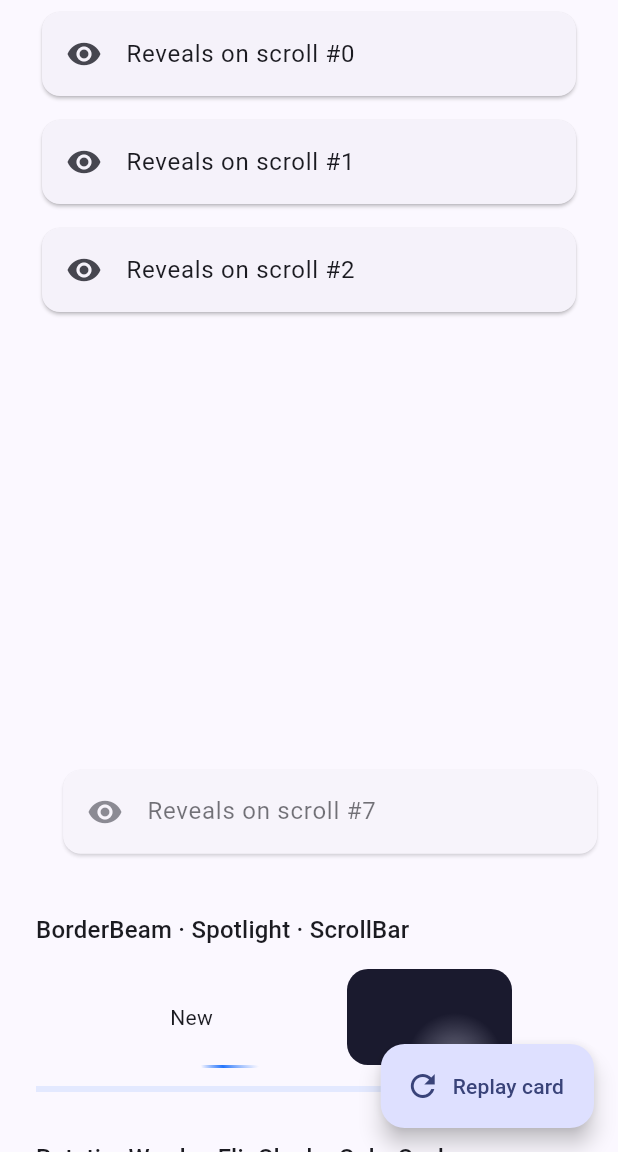
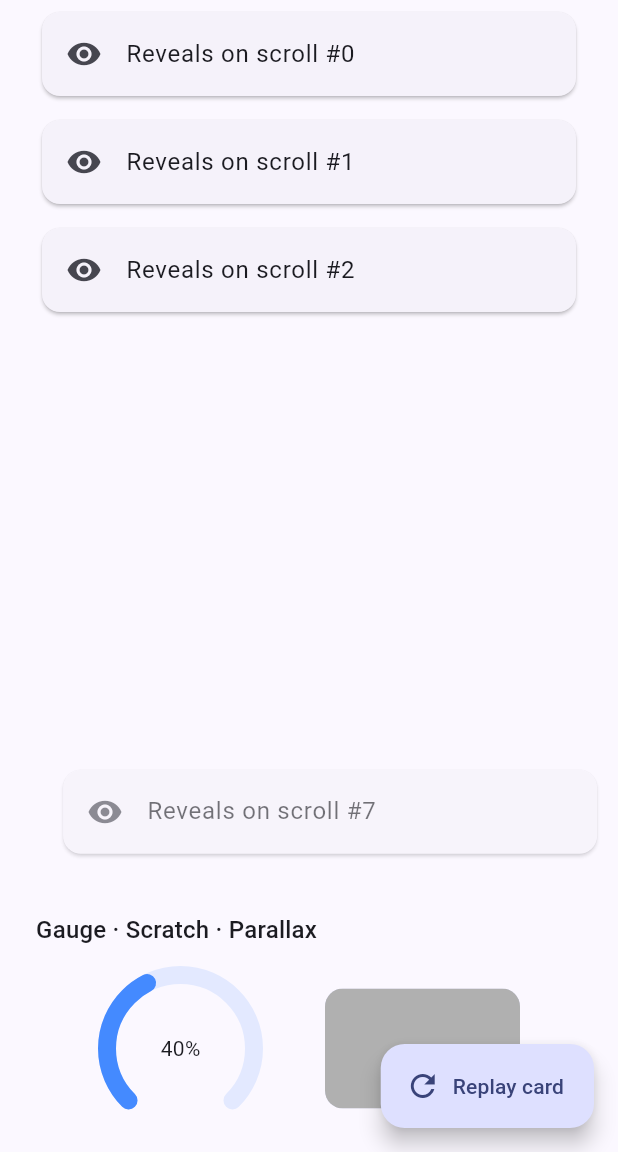
Before and after one commit to m7hamed-dev/save_points_animations, a Flutter app: the screen it shows after launch, scrolled down 2304 dp, on a phone screen of 412 x 824 dp, the part 84-1236 px from its top. Run offline on Flutter 3.47's test engine with Material 3 defaults, Android fonts, the phone set to English and light mode, and no system bars.

Commit message:
Release v0.26.0: Introduced new components including FxGauge for animated speedometers, FxScratchCard for drag-to-reveal interactions, and FxParallaxLayers for 3D depth effects. Updated CHANGELOG and README to document these features, and modified example app to showcase the new widgets. Updated version number in pubspec.yaml and pubspec.lock.

````diff
--- a/example/lib/main.dart
+++ b/example/lib/main.dart
@@ -406,6 +406,69 @@ class _HomeScreenState extends State<HomeScreen> {
                   title: Text('Reveals on scroll #$i'),
                 ),
               ).animate(autoPlay: false).fadeIn().slideX(0.1).onVisible(),
+            ),
+          ),
+
+          const SizedBox(height: 32),
+          Text(
+            'Gauge · Scratch · Parallax',
+            style: theme.textTheme.titleMedium,
+          ),
+          const SizedBox(height: 12),
+
+          Row(
+            mainAxisAlignment: MainAxisAlignment.spaceEvenly,
+            children: [
+              FxGauge(
+                value: _progress,
+                size: 110,
+                child: Text('${(_progress * 100).round()}%'),
+              ),
+              ClipRRect(
+                borderRadius: BorderRadius.circular(12),
+                child: SizedBox(
+                  width: 130,
+                  height: 80,
+                  child: FxScratchCard(
+                    child: ColoredBox(
+                      color: theme.colorScheme.primaryContainer,
+                      child: const Center(child: Text('You won! 🎁')),
+                    ),
+                  ),
+                ),
+              ),
+            ],
+          ),
+          const SizedBox(height: 12),
+          Center(
+            child: SizedBox(
+              width: 200,
+              height: 100,
+              child: FxParallaxLayers(
+                layers: [
+                  FxParallaxLayer(
+                    depth: 0.3,
+                    child: DecoratedBox(
+                      decoration: BoxDecoration(
+                        color: Colors.indigo.shade200,
+                        borderRadius: BorderRadius.circular(16),
+                      ),
+                    ),
+                  ),
+                  const FxParallaxLayer(
+                    depth: 1.4,
+                    child: Center(
+                      child: Text(
+                        'Move me',
+                        style: TextStyle(
+                          fontSize: 20,
+                          fontWeight: FontWeight.bold,
+                        ),
+                      ),
+                    ),
+                  ),
+                ],
+              ),
             ),
           ),
 
--- a/lib/save_points_animations.dart
+++ b/lib/save_points_animations.dart
@@ -63,6 +63,7 @@ export 'src/widgets/fx_countdown.dart' show FxCountdown;
 export 'src/widgets/fx_expandable.dart' show FxExpandable;
 export 'src/widgets/fx_flip_card.dart' show FxFlipCard, FxFlipCardController;
 export 'src/widgets/fx_flip_clock.dart' show FxFlipClock;
+export 'src/widgets/fx_gauge.dart' show FxGauge;
 export 'src/widgets/fx_glitch.dart' show FxGlitch;
 export 'src/widgets/fx_gradient_border.dart' show FxGradientBorder;
 export 'src/widgets/fx_heart_button.dart' show FxHeartButton;
@@ -74,6 +75,8 @@ export 'src/widgets/fx_morph_icon.dart' show FxMorphIcon;
 export 'src/widgets/fx_neon_text.dart' show FxNeonText;
 export 'src/widgets/fx_odometer.dart' show FxOdometer;
 export 'src/widgets/fx_page_indicator.dart' show FxPageIndicator;
+export 'src/widgets/fx_parallax_layers.dart'
+    show FxParallaxLayer, FxParallaxLayers;
 export 'src/widgets/fx_particles.dart' show FxParticles;
 export 'src/widgets/fx_progress_bar.dart' show FxProgressBar;
 export 'src/widgets/fx_progress_button.dart'
@@ -83,6 +86,7 @@ export 'src/widgets/fx_radar.dart' show FxRadar;
 export 'src/widgets/fx_rating.dart' show FxRating;
 export 'src/widgets/fx_ripple.dart' show FxRipple;
 export 'src/widgets/fx_rotating_words.dart' show FxRotatingWords;
+export 'src/widgets/fx_scratch_card.dart' show FxScratchCard;
 export 'src/widgets/fx_scroll_progress.dart' show FxScrollProgress;
 export 'src/widgets/fx_segmented_control.dart' show FxSegmentedControl;
 export 'src/widgets/fx_shimmer_button.dart' show FxShimmerButton;
--- /dev/null
+++ b/lib/src/widgets/fx_gauge.dart
@@ -0,0 +1,118 @@
+import 'dart:math' as math;
+
+import 'package:flutter/widgets.dart';
+
+/// An animated arc gauge / speedometer that sweeps to [value] (`0..1`) and
+/// eases smoothly whenever the value changes.
+///
+/// ```dart
+/// FxGauge(value: 0.72, child: const Text('72%'));
+/// ```
+class FxGauge extends StatelessWidget {
+  const FxGauge({
+    super.key,
+    required this.value,
+    this.size = 140,
+    this.strokeWidth = 12,
+    this.color = const Color(0xFF448AFF),
+    this.backgroundColor = const Color(0x22448AFF),
+    this.startAngle = 3 * math.pi / 4,
+    this.sweepAngle = 3 * math.pi / 2,
+    this.duration = const Duration(milliseconds: 700),
+    this.child,
+  });
+
+  final double value;
+  final double size;
+  final double strokeWidth;
+  final Color color;
+  final Color backgroundColor;
+  final double startAngle;
+  final double sweepAngle;
+  final Duration duration;
+  final Widget? child;
+
+  @override
+  Widget build(BuildContext context) {
+    return SizedBox.square(
+      dimension: size,
+      child: TweenAnimationBuilder<double>(
+        tween: Tween<double>(end: value.clamp(0.0, 1.0)),
+        duration: duration,
+        curve: Curves.easeOutCubic,
+        builder: (context, v, _) => Stack(
+          alignment: Alignment.center,
+          children: [
+            Positioned.fill(
+              child: CustomPaint(
+                painter: _GaugePainter(
+                  value: v,
+                  color: color,
+                  backgroundColor: backgroundColor,
+                  strokeWidth: strokeWidth,
+                  startAngle: startAngle,
+                  sweepAngle: sweepAngle,
+                ),
+              ),
+            ),
+            ?child,
+          ],
+        ),
+      ),
+    );
+  }
+}
+
+class _GaugePainter extends CustomPainter {
+  _GaugePainter({
+    required this.value,
+    required this.color,
+    required this.backgroundColor,
+    required this.strokeWidth,
+    required this.startAngle,
+    required this.sweepAngle,
+  });
+
+  final double value;
+  final Color color;
+  final Color backgroundColor;
+  final double strokeWidth;
+  final double startAngle;
+  final double sweepAngle;
+
+  @override
+  void paint(Canvas canvas, Size size) {
+    final rect = (Offset.zero & size).deflate(strokeWidth / 2);
+    canvas.drawArc(
+      rect,
+      startAngle,
+      sweepAngle,
+      false,
+      Paint()
+        ..color = backgroundColor
+        ..style = PaintingStyle.stroke
+        ..strokeCap = StrokeCap.round
+        ..strokeWidth = strokeWidth,
+    );
+    canvas.drawArc(
+      rect,
+      startAngle,
+      sweepAngle * value,
+      false,
+      Paint()
+        ..color = color
+        ..style = PaintingStyle.stroke
+        ..strokeCap = StrokeCap.round
+        ..strokeWidth = strokeWidth,
+    );
+  }
+
+  @override
+  bool shouldRepaint(_GaugePainter oldDelegate) =>
+      oldDelegate.value != value ||
+      oldDelegate.color != color ||
+      oldDelegate.backgroundColor != backgroundColor ||
+      oldDelegate.strokeWidth != strokeWidth ||
+      oldDelegate.startAngle != startAngle ||
+      oldDelegate.sweepAngle != sweepAngle;
+}
--- /dev/null
+++ b/lib/src/widgets/fx_parallax_layers.dart
@@ -0,0 +1,73 @@
+import 'package:flutter/widgets.dart';
+
+/// One layer in an [FxParallaxLayers] stack, with a [depth] that scales how far
+/// it shifts (larger = moves more = feels closer).
+class FxParallaxLayer {
+  const FxParallaxLayer({required this.child, this.depth = 1.0});
+
+  final Widget child;
+  final double depth;
+}
+
+/// A stack of layers that shift by different amounts as the pointer moves,
+/// creating a 3D depth / parallax effect (great for product or hero cards).
+///
+/// ```dart
+/// FxParallaxLayers(
+///   layers: [
+///     FxParallaxLayer(child: background, depth: 0.3),
+///     FxParallaxLayer(child: subject, depth: 1.2),
+///   ],
+/// );
+/// ```
+class FxParallaxLayers extends StatefulWidget {
+  const FxParallaxLayers({super.key, required this.layers, this.maxShift = 18});
+
+  final List<FxParallaxLayer> layers;
+
+  /// Peak shift in logical pixels for a depth of 1.0.
+  final double maxShift;
+
+  @override
+  State<FxParallaxLayers> createState() => _FxParallaxLayersState();
+}
+
+class _FxParallaxLayersState extends State<FxParallaxLayers> {
+  Offset _target = Offset.zero;
+
+  @override
+  Widget build(BuildContext context) {
+    return LayoutBuilder(
+      builder: (context, constraints) {
+        final size = constraints.biggest;
+        return MouseRegion(
+          onHover: (event) {
+            if (size.isEmpty) return;
+            setState(() {
+              _target = Offset(
+                (event.localPosition.dx / size.width) * 2 - 1,
+                (event.localPosition.dy / size.height) * 2 - 1,
+              );
+            });
+          },
+          onExit: (_) => setState(() => _target = Offset.zero),
+          child: TweenAnimationBuilder<Offset>(
+            tween: Tween<Offset>(end: _target),
+            duration: const Duration(milliseconds: 120),
+            curve: Curves.easeOut,
+            builder: (context, value, _) => Stack(
+              alignment: Alignment.center,
+              children: [
+                for (final layer in widget.layers)
+                  Transform.translate(
+                    offset: value * (widget.maxShift * layer.depth),
+                    child: layer.child,
+                  ),
+              ],
+            ),
+          ),
+        );
+      },
+    );
+  }
+}
--- /dev/null
+++ b/lib/src/widgets/fx_scratch_card.dart
@@ -0,0 +1,97 @@
+import 'package:flutter/widgets.dart';
+
+/// A scratch-to-reveal card — drag across the cover to erase it and reveal
+/// [child] beneath (scratch cards, coupons, spoilers).
+///
+/// ```dart
+/// FxScratchCard(child: const Text('You won!'));
+/// ```
+class FxScratchCard extends StatefulWidget {
+  const FxScratchCard({
+    super.key,
+    required this.child,
+    this.coverColor = const Color(0xFFB0B0B0),
+    this.brushSize = 28,
+  });
+
+  final Widget child;
+  final Color coverColor;
+  final double brushSize;
+
+  @override
+  State<FxScratchCard> createState() => _FxScratchCardState();
+}
+
+class _FxScratchCardState extends State<FxScratchCard> {
+  final List<Offset> _points = [];
+
+  void _add(Offset p) => setState(() => _points.add(p));
+
+  @override
+  Widget build(BuildContext context) {
+    return GestureDetector(
+      onPanStart: (d) => _add(d.localPosition),
+      onPanUpdate: (d) => _add(d.localPosition),
+      child: Stack(
+        fit: StackFit.passthrough,
+        children: [
+          widget.child,
+          Positioned.fill(
+            child: CustomPaint(
+              painter: _ScratchPainter(
+                points: _points,
+                coverColor: widget.coverColor,
+                brushSize: widget.brushSize,
+              ),
+            ),
+          ),
+        ],
+      ),
+    );
+  }
+}
+
+class _ScratchPainter extends CustomPainter {
+  _ScratchPainter({
+    required this.points,
+    required this.coverColor,
+    required this.brushSize,
+  });
+
+  final List<Offset> points;
+  final Color coverColor;
+  final double brushSize;
+
+  @override
+  void paint(Canvas canvas, Size size) {
+    final rect = Offset.zero & size;
+    canvas.saveLayer(rect, Paint());
+    canvas.drawRect(rect, Paint()..color = coverColor);
+
+    final erase = Paint()
+      ..blendMode = BlendMode.clear
+      ..style = PaintingStyle.stroke
+      ..strokeCap = StrokeCap.round
+      ..strokeJoin = StrokeJoin.round
+      ..strokeWidth = brushSize;
+    if (points.isNotEmpty) {
+      final path = Path()..moveTo(points.first.dx, points.first.dy);
+      for (final p in points.skip(1)) {
+        path.lineTo(p.dx, p.dy);
+      }
+      canvas
+        ..drawPath(path, erase)
+        ..drawCircle(
+          points.last,
+          brushSize / 2,
+          Paint()..blendMode = BlendMode.clear,
+        );
+    }
+    canvas.restore();
+  }
+
+  @override
+  bool shouldRepaint(_ScratchPainter oldDelegate) =>
+      oldDelegate.points.length != points.length ||
+      oldDelegate.coverColor != coverColor;
+}
--- a/pubspec.yaml
+++ b/pubspec.yaml
@@ -3,7 +3,7 @@ description: >-
   A fluent, extensible animation framework for Flutter. Animate any widget with
   chainable extension methods, a single-controller engine, timelines, staggered
   lists, theming and reduced-motion support.
-version: 0.25.0
+version: 0.26.0
 homepage: https://github.com/your-org/save_points_animations
 repository: https://github.com/your-org/save_points_animations
 issue_tracker: https://github.com/your-org/save_points_animations/issues
````
Also changed, not shown: example/pubspec.lock, 2 other files.
